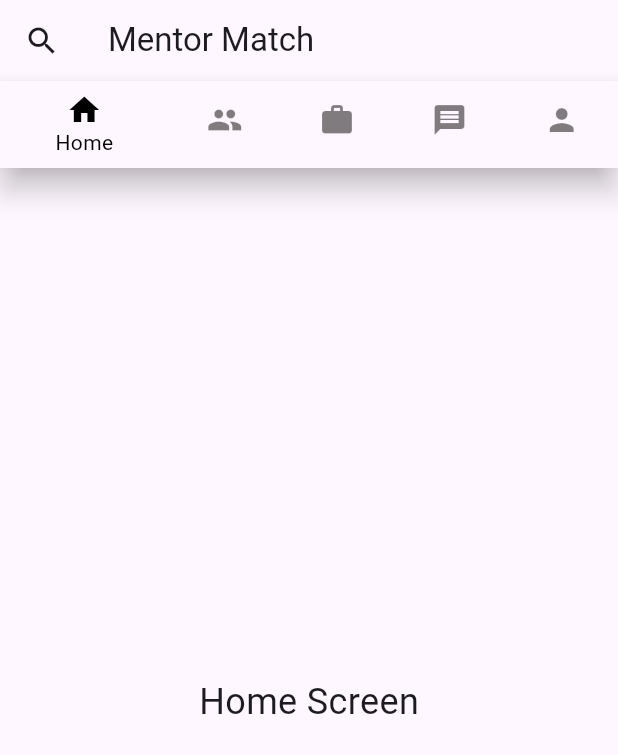
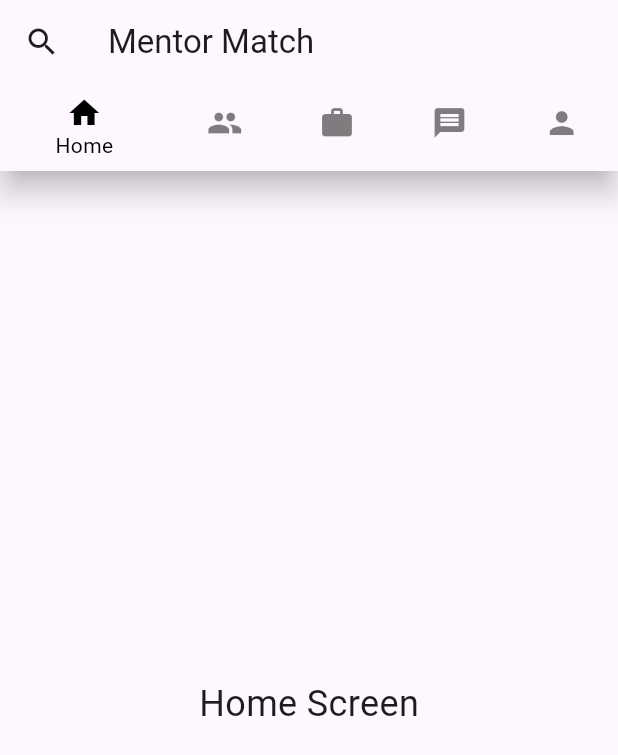
Before and after one commit to Kusumareddy28/mentor_match, a Flutter app: the screen it shows once a user with an empty profile is signed in, on a phone screen of 412 x 824 dp. Shown: the top 755 px of the screen. Run offline on Flutter 3.47's test engine with Material 3 defaults, Android fonts, the phone set to English and light mode, and no system bars; our stand-ins replace firebase_auth, firebase_core, image_picker; accounts and stored records are empty.

```diff
--- a/lib/pages/home_screen.dart
+++ b/lib/pages/home_screen.dart
@@ -1,7 +1,24 @@
 import 'package:flutter/material.dart';
 import './profile_page.dart'; // Import the profile screen Dart file
+import './network_screen.dart';
+import './jobs_screen.dart';
+import './message_screen.dart';
 
-class HomeScreen extends StatelessWidget {
+class HomeScreen extends StatefulWidget {
+  @override
+  _HomeScreenState createState() => _HomeScreenState();
+}
+
+class _HomeScreenState extends State<HomeScreen> {
+  int _selectedIndex = 0;
+  late PageController _pageController;
+
+  @override
+  void initState() {
+    super.initState();
+    _pageController = PageController(initialPage: _selectedIndex);
+  }
+
   @override
   Widget build(BuildContext context) {
     return Scaffold(
@@ -14,9 +31,10 @@ class HomeScreen extends StatelessWidget {
             showSearch(context: context, delegate: DataSearch());
           },
         ),
-        bottom: PreferredSize(
-          preferredSize: Size.fromHeight(kBottomNavigationBarHeight),
-          child: BottomNavigationBar(
+      ),
+      body: Column(
+        children: [
+                    BottomNavigationBar(
             items: [
               BottomNavigationBarItem(
                 icon: Icon(Icons.home),
@@ -37,42 +55,79 @@ class HomeScreen extends StatelessWidget {
               BottomNavigationBarItem(
                 icon: Icon(Icons.person),
                 label: 'Profile',
-              ), // Add a bottom navigation bar item for the profile screen
+              ),
             ],
-            selectedItemColor: Colors.black, // Change the color of the selected item
+            currentIndex: _selectedIndex,
+            selectedItemColor: Colors.black,
             unselectedItemColor: Colors.black.withOpacity(0.5),
             onTap: (index) {
-              // Handle navigation based on the tapped index
-              switch (index) {
-                case 0:
-                  // Navigate to home screen
-                  break;
-                case 1:
-                  // Navigate to network screen
-                  break;
-                case 2:
-                  // Navigate to jobs screen
-                  break;
-                case 3:
-                  // Navigate to messaging screen
-                  break;
-                case 4:
-                  // Navigate to profile screen
-                  Navigator.push(
-                    context,
-                    MaterialPageRoute(builder: (context) => ProfileScreen()),
-                  );
-                  break;
-              }
+              setState(() {
+                _selectedIndex = index;
+                _pageController.animateToPage(
+                  index,
+                  duration: Duration(milliseconds: 300),
+                  curve: Curves.easeInOut,
+                );
+              });
             },
           ),
-        ),
-      ),
-      body: Center(
-        child: Text(
-          'Home Screen',
-          style: TextStyle(fontSize: 24.0),
-        ),
+          Expanded(
+            child: PageView(
+              children: [
+                Center(
+                  child: Text('Home Screen', style: TextStyle(fontSize: 24.0)),
+                ),
+                NetworkScreen(),
+                JobsScreen(),
+                MessagesScreen(),
+                ProfileScreen(),
+              ],
+              onPageChanged: (index) {
+                setState(() {
+                  _selectedIndex = index;
+                });
+              },
+              controller: _pageController,
+            ),
+          ),
+          // BottomNavigationBar(
+          //   items: [
+          //     BottomNavigationBarItem(
+          //       icon: Icon(Icons.home),
+          //       label: 'Home',
+          //     ),
+          //     BottomNavigationBarItem(
+          //       icon: Icon(Icons.people),
+          //       label: 'Network',
+          //     ),
+          //     BottomNavigationBarItem(
+          //       icon: Icon(Icons.work),
+          //       label: 'Jobs',
+          //     ),
+          //     BottomNavigationBarItem(
+          //       icon: Icon(Icons.message),
+          //       label: 'Messaging',
+          //     ),
+          //     BottomNavigationBarItem(
+          //       icon: Icon(Icons.person),
+          //       label: 'Profile',
+          //     ),
+          //   ],
+          //   currentIndex: _selectedIndex,
+          //   selectedItemColor: Colors.black,
+          //   unselectedItemColor: Colors.black.withOpacity(0.5),
+          //   onTap: (index) {
+          //     setState(() {
+          //       _selectedIndex = index;
+          //       _pageController.animateToPage(
+          //         index,
+          //         duration: Duration(milliseconds: 300),
+          //         curve: Curves.easeInOut,
+          //       );
+          //     });
+          //   },
+          // ),
+        ],
       ),
     );
   }
```
Also changed, not shown: lib/pages/profile_page.dart (+51 -15 lines), pubspec.yaml (+5 -2 lines), assets/happy.jpeg (added), pubspec.lock, 4 other files.
